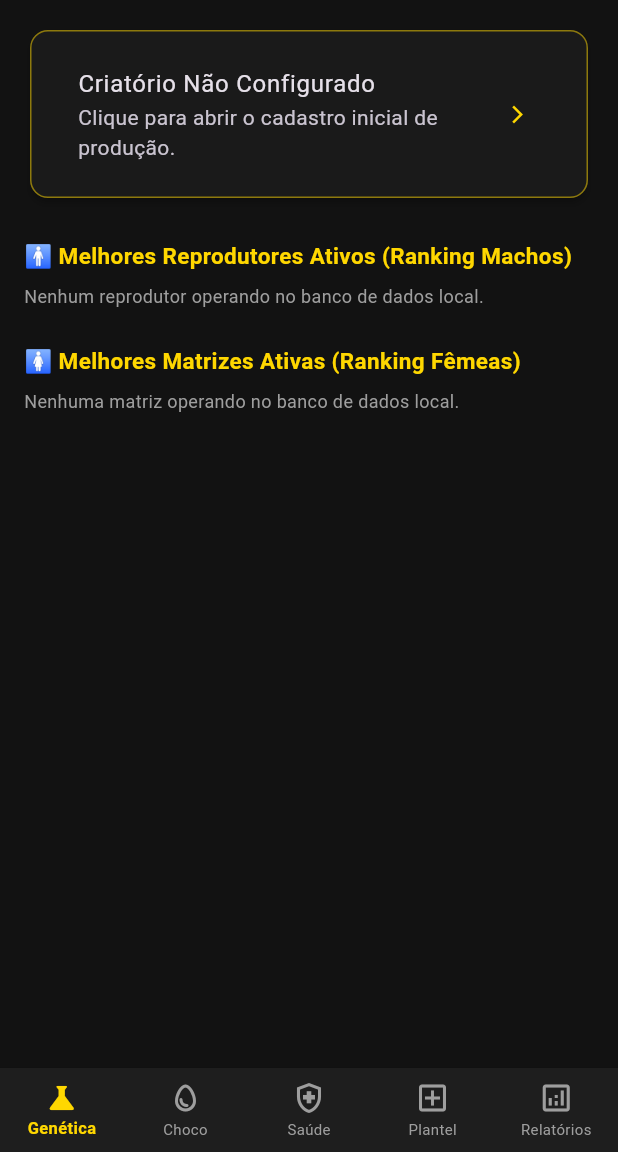
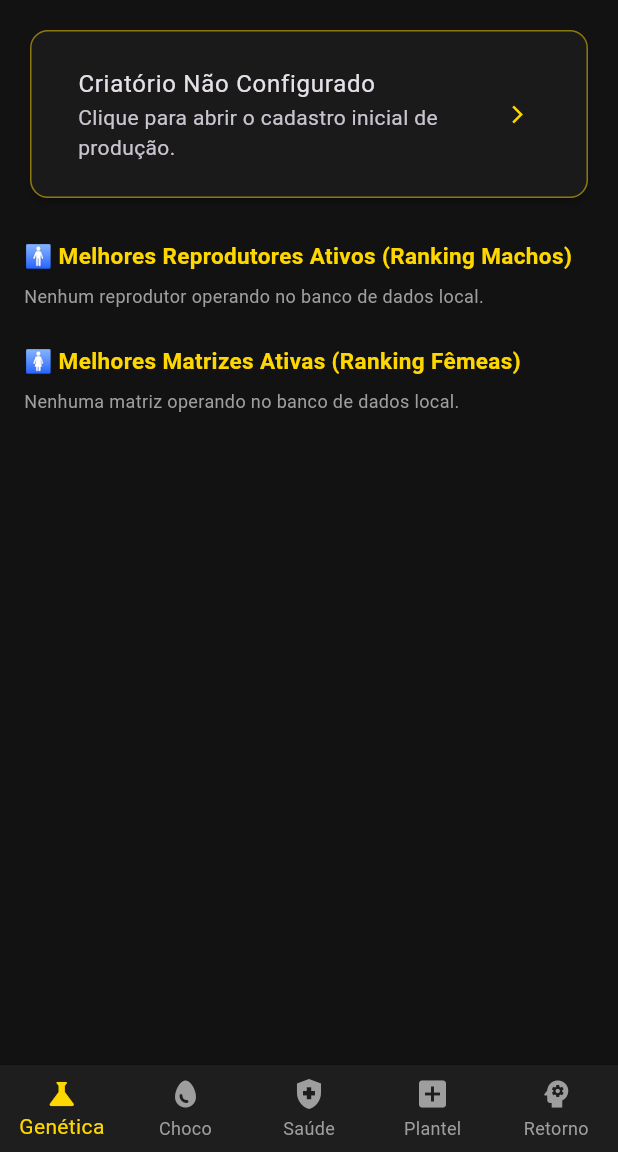
Before and after one commit to learsi8918-hub/Canaril-Almirante-2.0, a Flutter app: the NavigationScreen screen opened directly, on a phone screen of 412 x 824 dp, the part 84-1236 px from its top. Run offline on Flutter 3.47's test engine with Material 3 defaults, Android fonts, the phone set to English and light mode, and no system bars; our stand-ins replace flutter_local_notifications, sqflite, timezone; accounts and stored records are empty; statements that could not run were skipped.

Commit message:
Update navigation_screen.dart

```diff
--- a/lib/screens/navigation_screen.dart
+++ b/lib/screens/navigation_screen.dart
@@ -2,8 +2,8 @@ import 'package:flutter/material.dart';
 import 'dashboard_screen.dart';
 import 'ciclo_screen.dart';
 import 'saude_screen.dart';
-import 'plantel_cadastro_screen.dart'; // Abre a nova tela de cadastro de matrizes
-import 'exportacao_screen.dart';
+import 'plantel_cadastro_screen.dart';
+import 'retrocruzamento_screen.dart'; // Nova tela integrada
 
 class NavigationScreen extends StatefulWidget {
   const NavigationScreen({Key? key}) : super(key: key);
@@ -15,61 +15,31 @@ class NavigationScreen extends StatefulWidget {
 class _NavigationScreenState extends State<NavigationScreen> {
   int _indiceAtual = 0;
 
-  // Lista de telas que aparecem ao clicar nos botões de baixo do celular
   final List<Widget> _telas = [
     const DashboardScreen(),
     const CicloScreen(),
     const SaudeScreen(),
-    const PlantelCadastroScreen(), // Adicionado o cadastro do plantel aqui
-    const ExportacaoScreen(),
+    const PlantelCadastroScreen(),
+    const RetrocruzamentoScreen(),
   ];
 
   @override
   Widget build(BuildContext context) {
     return Scaffold(
-      body: IndexedStack(
-        index: _indiceAtual,
-        children: _telas,
-      ),
+      body: IndexedStack(index: _indiceAtual, children: _telas),
       bottomNavigationBar: BottomNavigationBar(
         currentIndex: _indiceAtual,
-        onTap: (index) {
-          setState(() {
-            _indiceAtual = index;
-          });
-        },
+        onTap: (index) => setState(() => _indiceAtual = index),
         type: BottomNavigationBarType.fixed,
         backgroundColor: const Color(0xFF1E1E1E),
         selectedItemColor: const Color(0xFFFFD700),
         unselectedItemColor: Colors.grey,
-        selectedLabelStyle: const TextStyle(fontWeight: FontWeight.bold, fontSize: 11),
-        unselectedLabelStyle: const TextStyle(fontSize: 10),
         items: const [
-          BottomNavigationBarItem(
-            icon: Icon(Icons.science_outlined),
-            activeIcon: Icon(Icons.science),
-            label: 'Genética',
-          ),
-          BottomNavigationBarItem(
-            icon: Icon(Icons.egg_outlined),
-            activeIcon: Icon(Icons.egg),
-            label: 'Choco',
-          ),
-          BottomNavigationBarItem(
-            icon: Icon(Icons.health_and_safety_outlined),
-            activeIcon: Icon(Icons.health_and_safety),
-            label: 'Saúde',
-          ),
-          BottomNavigationBarItem(
-            icon: Icon(Icons.add_box_outlined), // Ícone de caixinha para o Plantel
-            activeIcon: Icon(Icons.add_box),
-            label: 'Plantel',
-          ),
-          BottomNavigationBarItem(
-            icon: Icon(Icons.analytics_outlined),
-            activeIcon: Icon(Icons.analytics),
-            label: 'Relatórios',
-          ),
+          BottomNavigationBarItem(icon: Icon(Icons.science), label: 'Genética'),
+          BottomNavigationBarItem(icon: Icon(Icons.egg), label: 'Choco'),
+          BottomNavigationBarItem(icon: Icon(Icons.health_and_safety), label: 'Saúde'),
+          BottomNavigationBarItem(icon: Icon(Icons.add_box), label: 'Plantel'),
+          BottomNavigationBarItem(icon: Icon(Icons.psychology), label: 'Retorno'),
         ],
       ),
     );
```
